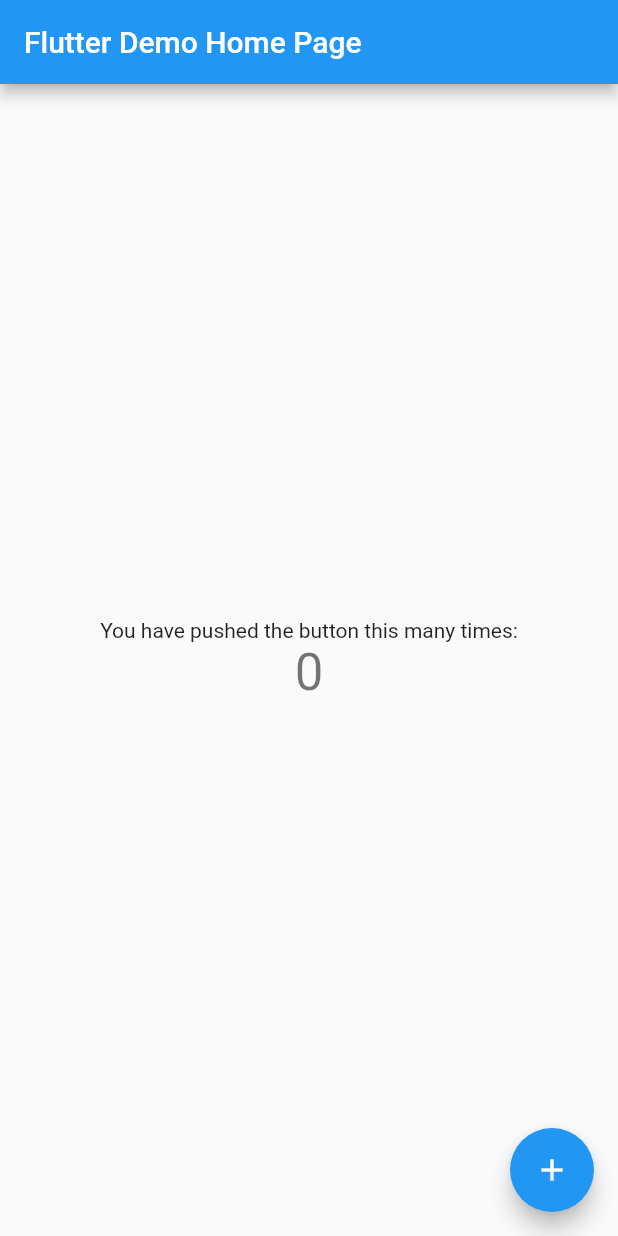
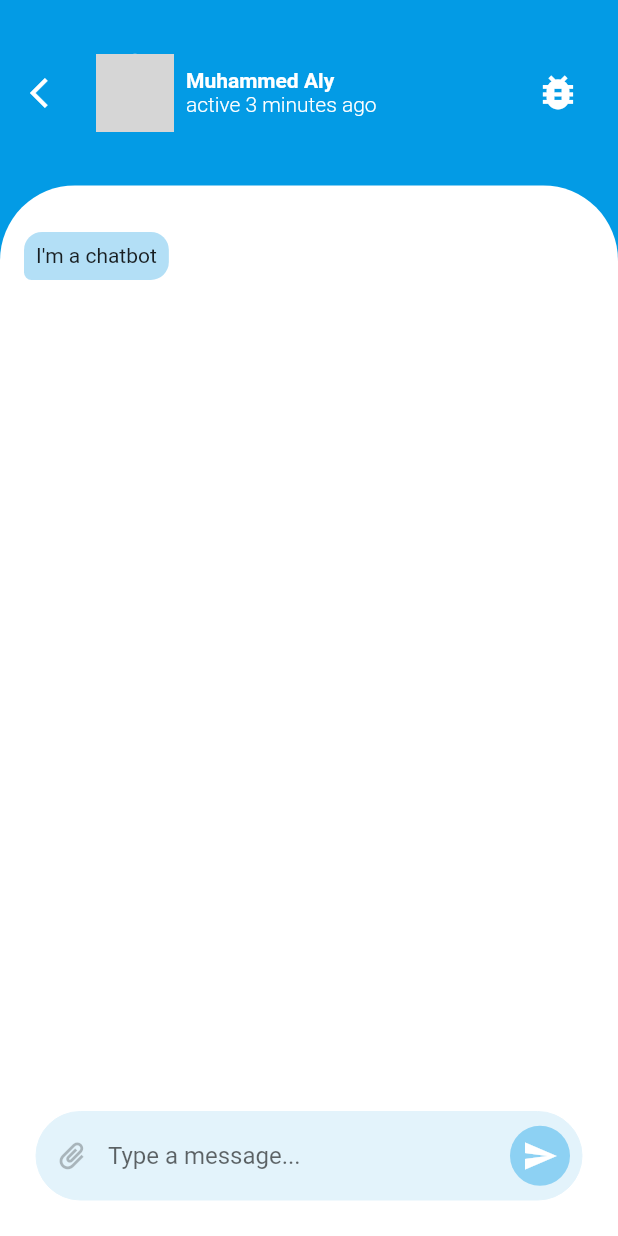
Before and after one commit to muhammed3ly/darvis, a Flutter app: the screen it shows after launch, on a phone screen of 412 x 824 dp. Run offline on Flutter 3.47's test engine with Material 2 defaults, Android fonts, the phone set to English and light mode, and no system bars; network calls fail; grey boxes are pictures that could not be loaded.

Commit message:
Finished Chatscreen

```diff
--- a/lib/main.dart
+++ b/lib/main.dart
@@ -1,3 +1,4 @@
+import './screens/chat_screen.dart';
 import 'package:flutter/material.dart';
 
 void main() => runApp(MyApp());
@@ -7,20 +8,12 @@
   @override
   Widget build(BuildContext context) {
     return MaterialApp(
-      title: 'Flutter Demo',
+      debugShowCheckedModeBanner: false,
+      title: 'DARVIS',
       theme: ThemeData(
-        // This is the theme of your application.
-        //
-        // Try running your application with "flutter run". You'll see the
-        // application has a blue toolbar. Then, without quitting the app, try
-        // changing the primarySwatch below to Colors.green and then invoke
-        // "hot reload" (press "r" in the console where you ran "flutter run",
-        // or simply save your changes to "hot reload" in a Flutter IDE).
-        // Notice that the counter didn't reset back to zero; the application
-        // is not restarted.
         primarySwatch: Colors.blue,
       ),
-      home: MyHomePage(title: 'Flutter Demo Home Page'),
+      home: ChatScreen(),
     );
   }
 }
--- /dev/null
+++ b/lib/screens/chat_screen.dart
@@ -0,0 +1,113 @@
+import 'dart:io';
+import 'dart:math';
+
+import 'package:darvis/widgets/chat_screen_widgets/char_screen_header.dart';
+import 'package:darvis/widgets/chat_screen_widgets/message_bubble.dart';
+import 'package:darvis/widgets/chat_screen_widgets/typing_bar.dart';
+import 'package:flutter/material.dart';
+
+class ChatScreen extends StatefulWidget {
+  @override
+  _ChatScreenState createState() => _ChatScreenState();
+}
+
+class _ChatScreenState extends State<ChatScreen> {
+  double screenHeight;
+  bool first = true;
+  String _message, _last;
+  File _file;
+  List<Map<String, String>> _messages = [
+    {
+      'who': 'Bot',
+      'message': 'I\'m a chatbot',
+    }
+  ];
+  @override
+  void didChangeDependencies() {
+    super.didChangeDependencies();
+    screenHeight =
+        MediaQuery.of(context).size.height - MediaQuery.of(context).padding.top;
+  }
+
+  void _sendMessage(String message, {File file}) {
+    _message = message;
+    if (file != null) {
+      _file = file;
+    }
+    setState(() {
+      _messages.add({
+        'who': 'User',
+        'message': message,
+      });
+    });
+  }
+
+  @override
+  Widget build(BuildContext context) {
+    return Scaffold(
+      body: Stack(
+        children: <Widget>[
+          Container(
+            height: double.infinity,
+            width: double.infinity,
+            color: Color.fromRGBO(3, 155, 229, 1),
+          ),
+          SafeArea(
+            child: SingleChildScrollView(
+              child: Column(
+                children: <Widget>[
+                  ChatScreenHeader(screenHeight * 0.15),
+                  Container(
+                    height: screenHeight * 0.85,
+                    decoration: BoxDecoration(
+                      borderRadius: BorderRadius.only(
+                        topLeft: Radius.circular(50),
+                        topRight: Radius.circular(50),
+                      ),
+                      color: Colors.white,
+                    ),
+                    child: Padding(
+                      padding: EdgeInsets.all(8).add(EdgeInsets.only(top: 8)),
+                      child: Column(
+                        children: <Widget>[
+                          Expanded(
+                            child: Padding(
+                              padding: const EdgeInsets.only(
+                                  top: 8.0, left: 8.0, right: 8.0),
+                              child: ListView.builder(
+                                itemCount: _messages.length,
+                                itemBuilder: (ctx, i) {
+                                  String turn = 'middle';
+                                  if (_last == null ||
+                                      _last != _messages[i]['who']) {
+                                    turn = 'start';
+                                  } else if (i == _messages.length - 1 ||
+                                      _messages[i]['who'] !=
+                                          _messages[i + 1]['who']) {
+                                    turn = 'last';
+                                  }
+                                  _last = _messages[i]['who'];
+                                  return ChatBubble(
+                                    ValueKey(DateTime.now()),
+                                    _messages[i]['who'],
+                                    _messages[i]['message'],
+                                    turn,
+                                  );
+                                },
+                              ),
+                            ),
+                          ),
+                          TypingBar(_sendMessage),
+                        ],
+                      ),
+                    ),
+                  ),
+                ],
+              ),
+            ),
+          )
+        ],
+      ),
+    );
+  }
+}
--- /dev/null
+++ b/lib/widgets/chat_screen_widgets/char_screen_header.dart
@@ -0,0 +1,73 @@
+import 'package:flutter/material.dart';
+
+class ChatScreenHeader extends StatelessWidget {
+  final _headerHeight;
+  ChatScreenHeader(this._headerHeight);
+  @override
+  Widget build(BuildContext context) {
+    return Container(
+      height: _headerHeight,
+      child: Padding(
+        padding: EdgeInsets.all(8),
+        child: Row(
+          children: <Widget>[
+            IconButton(
+              icon: Icon(
+                Icons.arrow_back_ios,
+                color: Colors.white,
+              ),
+              onPressed: () {},
+            ),
+            Container(
+              margin: EdgeInsets.symmetric(horizontal: 8),
+              child: CircleAvatar(
+                backgroundColor: Colors.white,
+                radius: 26,
+                backgroundImage: NetworkImage(
+                    'https://widgetwhats.com/app/uploads/2019/11/free-profile-photo-whatsapp-4.png'),
+              ),
+            ),
+            Column(
+              mainAxisAlignment: MainAxisAlignment.center,
+              crossAxisAlignment: CrossAxisAlignment.start,
+              children: <Widget>[
+                Text(
+                  'Muhammed Aly',
+                  style: TextStyle(
+                    fontWeight: FontWeight.bold,
+                    color: Colors.white,
+                  ),
+                ),
+                Text(
+                  'active 3 minutes ago',
+                  style: TextStyle(
+                    fontWeight: FontWeight.w300,
+                    color: Colors.white,
+                  ),
+                ),
+              ],
+            ),
+            Expanded(
+              child: Padding(
+                padding: const EdgeInsets.only(right: 8.0),
+                child: Row(
+                  mainAxisAlignment: MainAxisAlignment.end,
+                  children: <Widget>[
+                    IconButton(
+                      icon: Icon(
+                        Icons.bug_report,
+                        color: Colors.white,
+                        size: 30,
+                      ),
+                      onPressed: () {},
+                    ),
+                  ],
+                ),
+              ),
+            ),
+          ],
+        ),
+      ),
+    );
+  }
+}
--- /dev/null
+++ b/lib/widgets/chat_screen_widgets/message_bubble.dart
@@ -0,0 +1,56 @@
+import 'package:flutter/material.dart';
+
+class ChatBubble extends StatelessWidget {
+  final String _sender, _message, _turn;
+  ChatBubble(Key key, this._sender, this._message, this._turn)
+      : super(key: key);
+  double _space = 2.0;
+  @override
+  Widget build(BuildContext context) {
+    if (_turn == 'start') {
+      _space = 7;
+    }
+    return Row(
+      mainAxisAlignment:
+          _sender == 'User' ? MainAxisAlignment.end : MainAxisAlignment.start,
+      children: <Widget>[
+        Container(
+          padding: EdgeInsets.all(8),
+          margin: EdgeInsets.only(top: _space),
+          constraints: BoxConstraints(minWidth: 70, maxWidth: 300),
+          decoration: BoxDecoration(
+            color: _sender != 'User'
+                ? Color.fromRGBO(179, 223, 246, 1)
+                : Color.fromRGBO(229, 244, 251, 1),
+            borderRadius: BorderRadius.only(
+              topLeft: (_turn == 'start')
+                  ? Radius.circular(12)
+                  : (_sender == 'Bot')
+                      ? Radius.circular(5)
+                      : Radius.circular(12),
+              topRight: (_turn == 'start')
+                  ? Radius.circular(12)
+                  : (_sender == 'User')
+                      ? Radius.circular(5)
+                      : Radius.circular(12),
+              bottomLeft: _sender != 'Bot'
+                  ? Radius.circular(12)
+                  : (_turn == 'last')
+                      ? Radius.circular(12)
+                      : Radius.circular(5),
+              bottomRight: _sender != 'User'
+                  ? Radius.circular(12)
+                  : (_turn == 'last')
+                      ? Radius.circular(12)
+                      : Radius.circular(5),
+            ),
+          ),
+          child: Text(
+            _message,
+            softWrap: true,
+          ),
+        ),
+      ],
+    );
+  }
+}
--- /dev/null
+++ b/lib/widgets/chat_screen_widgets/typing_bar.dart
@@ -0,0 +1,113 @@
+import 'dart:io';
+import 'dart:math';
+
+import 'package:flutter/material.dart';
+
+class TypingBar extends StatefulWidget {
+  final Function _sendMessage;
+  TypingBar(this._sendMessage);
+  @override
+  _TypingBarState createState() => _TypingBarState();
+}
+
+class _TypingBarState extends State<TypingBar> {
+  File _file;
+  String _message = '';
+  TextEditingController _messageController = TextEditingController();
+  final outlineBorder = OutlineInputBorder(
+    borderRadius: BorderRadius.all(Radius.circular(50)),
+    borderSide: BorderSide(
+      width: 0,
+      color: Color.fromRGBO(227, 243, 251, 1),
+    ),
+  );
+  FocusNode textFieldFocusNode = FocusNode();
+  @override
+  void dispose() {
+    super.dispose();
+    _messageController.dispose();
+  }
+
+  @override
+  Widget build(BuildContext context) {
+    return Padding(
+      padding: const EdgeInsets.all(16.0),
+      child: TextField(
+        controller: _messageController,
+        onChanged: (value) {
+          setState(() {
+            _message = value;
+          });
+        },
+        focusNode: textFieldFocusNode,
+        keyboardType: TextInputType.multiline,
+        maxLines: 5,
+        minLines: 1,
+        decoration: InputDecoration(
+          prefixIcon: InkWell(
+            onTap: () {
+              print('add attachment');
+            },
+            child: Transform.rotate(
+              angle: -45 * pi / 180,
+              child: Icon(
+                Icons.attachment,
+                color: Colors.black26,
+              ),
+            ),
+          ),
+          hintText: 'Type a message...',
+          filled: true,
+          fillColor: Color.fromRGBO(227, 243, 251, 1),
+          focusedBorder: outlineBorder,
+          disabledBorder: outlineBorder,
+          enabledBorder: outlineBorder,
+          border: outlineBorder,
+          errorBorder: outlineBorder,
+          focusedErrorBorder: outlineBorder,
+          suffixIcon: InkWell(
+            onTap: _message.isNotEmpty
+                ? () {
+                    Future.delayed(Duration(milliseconds: 50), () {
+                      _messageController.clear();
+                      if (_file != null) {
+                        widget._sendMessage(_message, file: _file);
+                      } else {
+                        widget._sendMessage(_message);
+                      }
+                      _messageController.clear();
+                      setState(() {
+                        _file = null;
+                        _message = '';
+                      });
+                      FocusScope.of(context).requestFocus(FocusNode());
+                    });
+                  }
+                : null,
+            child: Padding(
+              padding: const EdgeInsets.all(8.0),
+              child: CircleAvatar(
+                backgroundColor: _message.isNotEmpty
+                    ? Color.fromRGBO(3, 155, 229, 1)
+                    : Color.fromRGBO(141, 209, 243, 1),
+                child: Center(
+                  child: Container(
+                    transform: _message.isNotEmpty
+                        ? (Matrix4.rotationZ(-45 * pi / 180)
+                          ..translate(-17.0, 9))
+                        : null,
+                    alignment: Alignment.center,
+                    child: Icon(
+                      Icons.send,
+                      color: Colors.white,
+                    ),
+                  ),
+                ),
+              ),
+            ),
+          ),
+        ),
+      ),
+    );
+  }
+}
--- a/pubspec.yaml
+++ b/pubspec.yaml
@@ -14,7 +14,7 @@
 version: 1.0.0+1
 
 environment:
-  sdk: ">=2.1.0 <3.0.0"
+  sdk: ">=2.2.2 <3.0.0"
 
 dependencies:
   flutter:
@@ -23,6 +23,7 @@
   # The following adds the Cupertino Icons font to your application.
   # Use with the CupertinoIcons class for iOS style icons.
   cupertino_icons: ^0.1.2
+  intl: ^0.16.1
 
 dev_dependencies:
   flutter_test:
```
Also changed, not shown: pubspec.lock.
